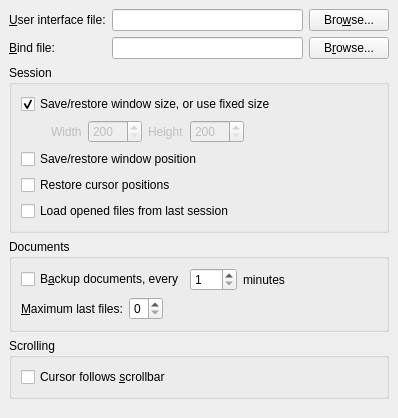
The window that src/frontends/qt4/ui/PrefUi.ui (cburschka/lyx) describes before a commit, drawn with Qt 5.
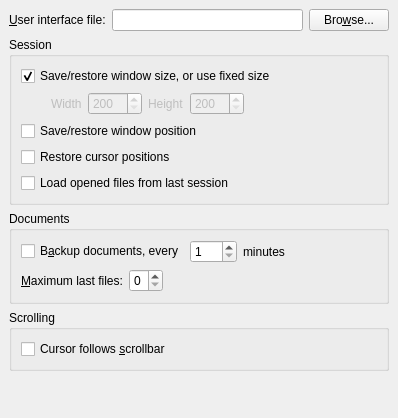
The same window after the commit.

Commit message: Separate PrefShortcuts from PrefUi, in preparation for a shortcuts configuration panel

Diff of the .ui file:
```diff
--- a/src/frontends/qt4/ui/PrefUi.ui
+++ b/src/frontends/qt4/ui/PrefUi.ui
@@ -163,13 +163,6 @@
      </layout>
     </widget>
    </item>
-   <item row="1" column="2" >
-    <widget class="QPushButton" name="bindFilePB" >
-     <property name="text" >
-      <string>B&amp;rowse...</string>
-     </property>
-    </widget>
-   </item>
    <item row="0" column="0" >
     <widget class="QLabel" name="uiFileLA" >
      <property name="text" >
@@ -180,16 +173,6 @@
      </property>
     </widget>
    </item>
-   <item row="1" column="0" >
-    <widget class="QLabel" name="bindFileLA" >
-     <property name="text" >
-      <string>&amp;Bind file:</string>
-     </property>
-     <property name="buddy" >
-      <cstring>bindFileED</cstring>
-     </property>
-    </widget>
-   </item>
    <item row="0" column="1" >
     <widget class="QLineEdit" name="uiFileED" />
    </item>
@@ -200,9 +183,6 @@
      </property>
     </widget>
    </item>
-   <item row="1" column="1" >
-    <widget class="QLineEdit" name="bindFileED" />
-   </item>
    <item row="2" column="0" colspan="3" >
     <widget class="QGroupBox" name="GeometryGB" >
      <property name="sizePolicy" >
```
Left out of the diff: 2 changed lines with no effect on the pictures. The commit also changes 5 other files.
